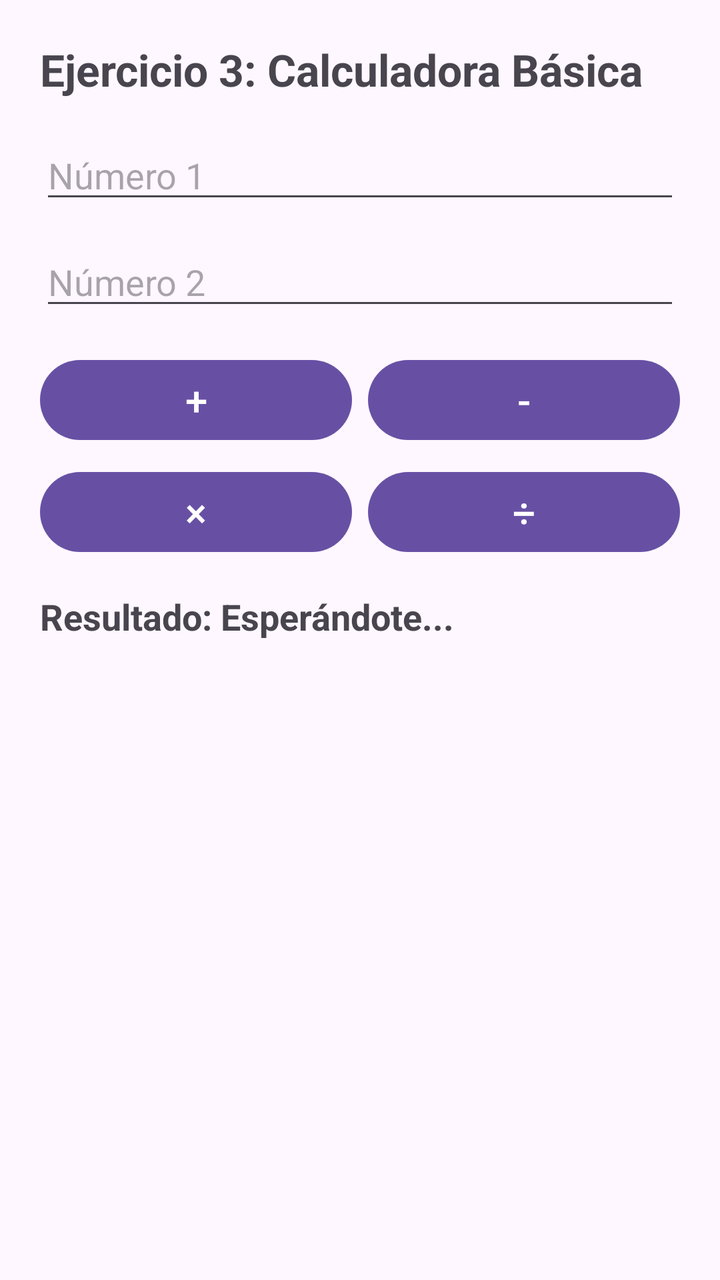
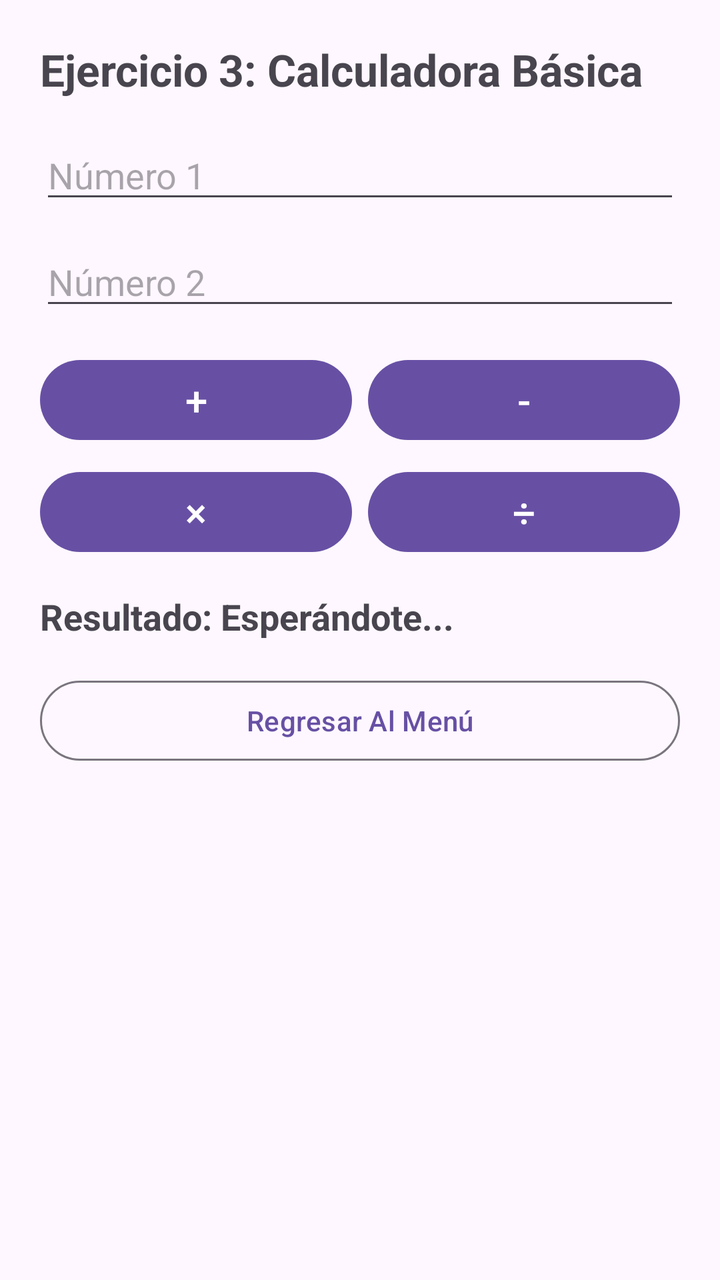

Screens rendered from an Android XML layout before and after an edit, with the pre-edit source and the edit as a unified diff.
<!-- AndroidManifest.xml: application theme Theme.Desafio1DSML -->
<!-- res/layout/activity_ejercicio3.xml -->
<?xml version="1.0" encoding="utf-8"?>
<ScrollView xmlns:android="http://schemas.android.com/apk/res/android"
    xmlns:tools="http://schemas.android.com/tools"
    android:layout_width="match_parent"
    android:layout_height="match_parent"
    android:padding="20dp"
    tools:context=".Ejercicio3Activity">

    <LinearLayout
        android:layout_width="match_parent"
        android:layout_height="wrap_content"
        android:orientation="vertical">

        <TextView
            android:layout_width="wrap_content"
            android:layout_height="wrap_content"
            android:text="Ejercicio 3: Calculadora Básica"
            android:textSize="22sp"
            android:textStyle="bold"
            android:layout_marginBottom="16dp" />

        <EditText
            android:id="@+id/etNumero1"
            android:layout_width="match_parent"
            android:layout_height="wrap_content"
            android:hint="Número 1"
            android:inputType="numberDecimal|numberSigned"
            android:layout_marginBottom="12dp" />

        <EditText
            android:id="@+id/etNumero2"
            android:layout_width="match_parent"
            android:layout_height="wrap_content"
            android:hint="Número 2"
            android:inputType="numberDecimal|numberSigned"
            android:layout_marginBottom="16dp" />

        <LinearLayout
            android:layout_width="match_parent"
            android:layout_height="wrap_content"
            android:orientation="horizontal"
            android:weightSum="2"
            android:layout_marginBottom="8dp">

            <Button
                android:id="@+id/btnSuma"
                android:layout_width="0dp"
                android:layout_height="wrap_content"
                android:layout_weight="1"
                android:text="+"
                android:textSize="20sp"
                android:layout_marginEnd="4dp" />

            <Button
                android:id="@+id/btnResta"
                android:layout_width="0dp"
                android:layout_height="wrap_content"
                android:layout_weight="1"
                android:text="-"
                android:textSize="20sp"
                android:layout_marginStart="4dp" />
        </LinearLayout>

        <LinearLayout
            android:layout_width="match_parent"
            android:layout_height="wrap_content"
            android:orientation="horizontal"
            android:weightSum="2"
            android:layout_marginBottom="16dp">

            <Button
                android:id="@+id/btnMultiplicacion"
                android:layout_width="0dp"
                android:layout_height="wrap_content"
                android:layout_weight="1"
                android:text="×"
                android:textSize="20sp"
                android:layout_marginEnd="4dp" />

            <Button
                android:id="@+id/btnDivision"
                android:layout_width="0dp"
                android:layout_height="wrap_content"
                android:layout_weight="1"
                android:text="÷"
                android:textSize="20sp"
                android:layout_marginStart="4dp" />
        </LinearLayout>

        <TextView
            android:id="@+id/tvResultadoCalculadora"
            android:layout_width="match_parent"
            android:layout_height="wrap_content"
            android:text="Resultado: Esperándote..."
            android:textSize="18sp"
            android:textStyle="bold" />

    </LinearLayout>
</ScrollView>
<!-- resources referenced by this layout -->
<resources>
  <style name="Theme.Desafio1DSML" parent="Base.Theme.Desafio1DSML" />
  <style name="Base.Theme.Desafio1DSML" parent="Theme.Material3.DayNight.NoActionBar">
          
          
      </style>
</resources>

<!-- the commit's change to res/layout/activity_ejercicio3.xml (unified diff, before → after) -->
@@ -95,5 +95,13 @@
             android:textSize="18sp"
             android:textStyle="bold" />
 
+        <Button
+            android:id="@+id/btnRegresar3"
+            android:layout_width="match_parent"
+            android:layout_height="wrap_content"
+            android:text="Regresar Al Menú"
+            android:layout_marginTop="16dp"
+            style="?attr/materialButtonOutlinedStyle" />
+
     </LinearLayout>
 </ScrollView>
